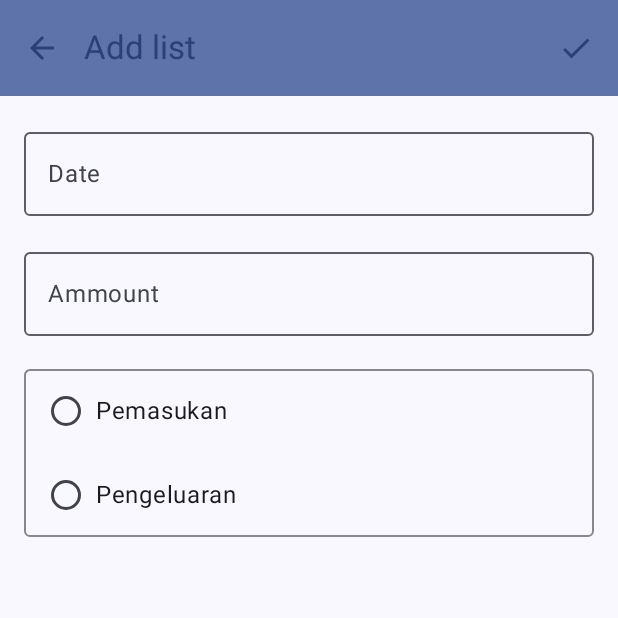
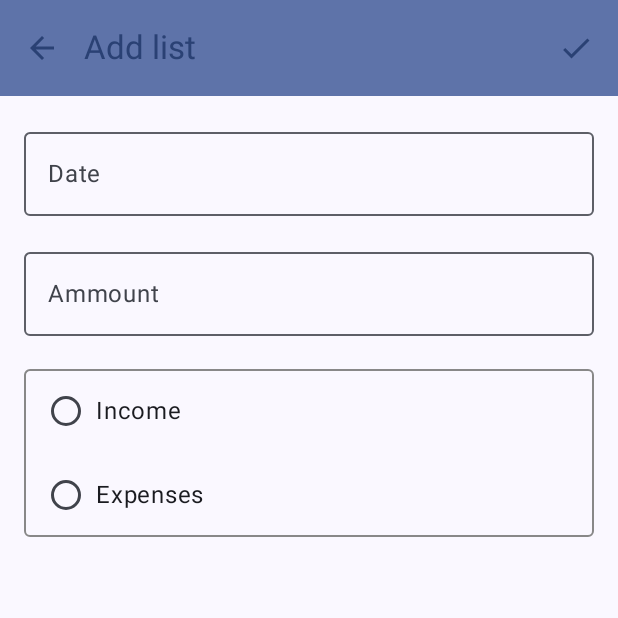
Before and after one commit to FadhilFarhan854/AssessmentMobpro, an Android app built with Jetpack Compose: the DetailScreen screen opened through its navigation route, on a phone screen of 412 x 824 dp, the top half of it. Run offline under Robolectric (Android 15) with nearby library versions, the phone set to English and light mode, and no system bars; our stand-ins replace Room's generated code; libraries missing offline, so code that uses them is left out: com.canhub.cropper; pictures from the network do not load; 2 statements that could not run were skipped.

Commit message:
clearAssessment3

```diff
--- a/app/src/main/java/org/d3if0739/assessment/ui/screen/DetailScreen.kt
+++ b/app/src/main/java/org/d3if0739/assessment/ui/screen/DetailScreen.kt
@@ -75,6 +75,12 @@ fun DetailScreen(navController: NavHostController, id: Long? = null){
     var showDilaog by remember {
         mutableStateOf(false)
     }
+    var pemasukan by remember {
+        mutableStateOf(R.string.pemasukan)
+    }
+    var pengeluaran by remember {
+        mutableStateOf(R.string.pengeluaran)
+    }
 
     LaunchedEffect(true){
         if(id == null) return@LaunchedEffect
@@ -84,9 +90,8 @@ fun DetailScreen(navController: NavHostController, id: Long? = null){
         jenis = data.jenis
     }
     val radioOption = listOf(
-        "Pemasukan",
-        "Pengeluaran"
-
+        stringResource(id = R.string.pemasukan),
+        stringResource(id = R.string.pengeluaran)
     )
 
     Scaffold(
@@ -119,6 +124,10 @@ fun DetailScreen(navController: NavHostController, id: Long? = null){
                         tanggalError = (tanggal == "" || tanggal.length > 10 || tanggal.length<8)
                         jumlahError = (jumlah == "")
                         if(tanggalError || jumlahError) return@IconButton
+                        if(jenis == ""){
+                            Toast.makeText(context, R.string.jenis_error, Toast.LENGTH_LONG).show()
+                            return@IconButton
+                        }
                         if(id == null){
                             viewModel2.insert(tanggal, jumlah, jenis)
                         }else{
--- a/app/src/main/java/org/d3if0739/assessment/ui/screen/KeuanganDialog.kt
+++ b/app/src/main/java/org/d3if0739/assessment/ui/screen/KeuanganDialog.kt
@@ -65,6 +65,9 @@ fun KeuanganDialog(
     }
     var jumlahError by  remember{
         mutableStateOf(false)
+    }
+    var jenisKeuangan by remember {
+        mutableStateOf("")
     }
     Dialog(onDismissRequest = { onDismissRequest() }) {
         Card(
--- a/app/src/main/java/org/d3if0739/assessment/ui/screen/MainViewModel.kt
+++ b/app/src/main/java/org/d3if0739/assessment/ui/screen/MainViewModel.kt
@@ -5,11 +5,12 @@ import androidx.lifecycle.viewModelScope
 import kotlinx.coroutines.flow.SharingStarted
 import kotlinx.coroutines.flow.StateFlow
 import kotlinx.coroutines.flow.stateIn
+import org.d3if0739.assessment.R
 import org.d3if0739.assessment.database.KeuanganDao
 import org.d3if0739.assessment.model.Keuangan
 
 class MainViewModel(dao: KeuanganDao) : ViewModel() {
-    val optionArray : Array<String> = arrayOf("Pemasukan", "Pengeluaran" )
+    val optionArray : Array<Any> = arrayOf(R.string.pemasukan, R.string.pengeluaran )
 
 
     val data: StateFlow<List<Keuangan>> = dao.getMahasiswa().stateIn(
--- a/app/src/main/res/values/strings.xml
+++ b/app/src/main/res/values/strings.xml
@@ -38,6 +38,7 @@
     <string name="logout">Logout</string>
     <string name="tambah_keuangan">Add Note</string>
     <string name="jenis">Income / Expense</string>
+    <string name="jenis_error">"  Choose type of notes (expense/income)"</string>
     <string name="offline_mode">Offline Mode</string>
 
 </resources>
```
Also changed, not shown: 1 other file.
